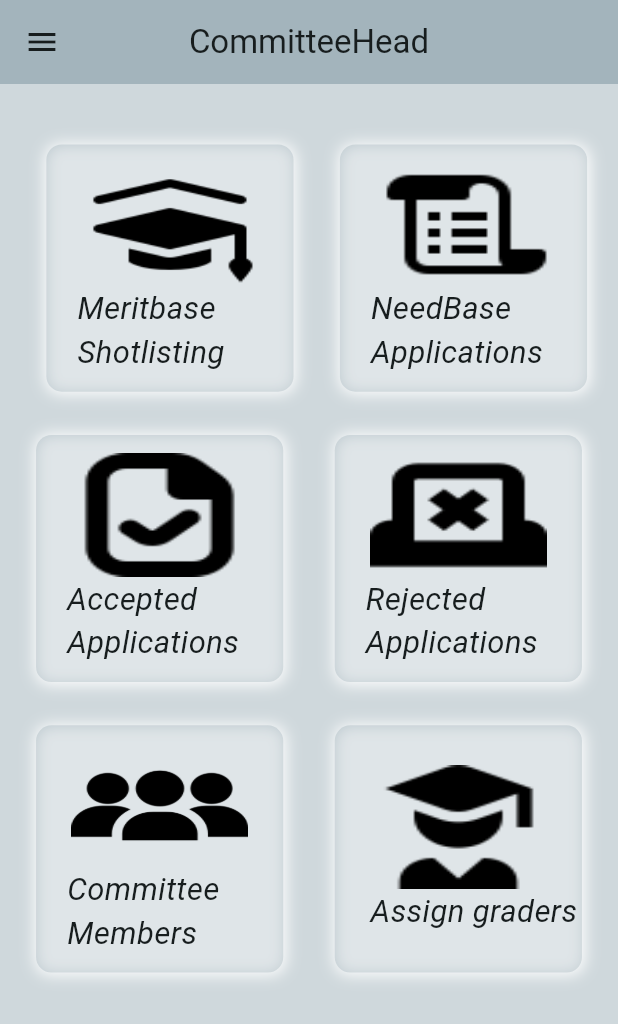
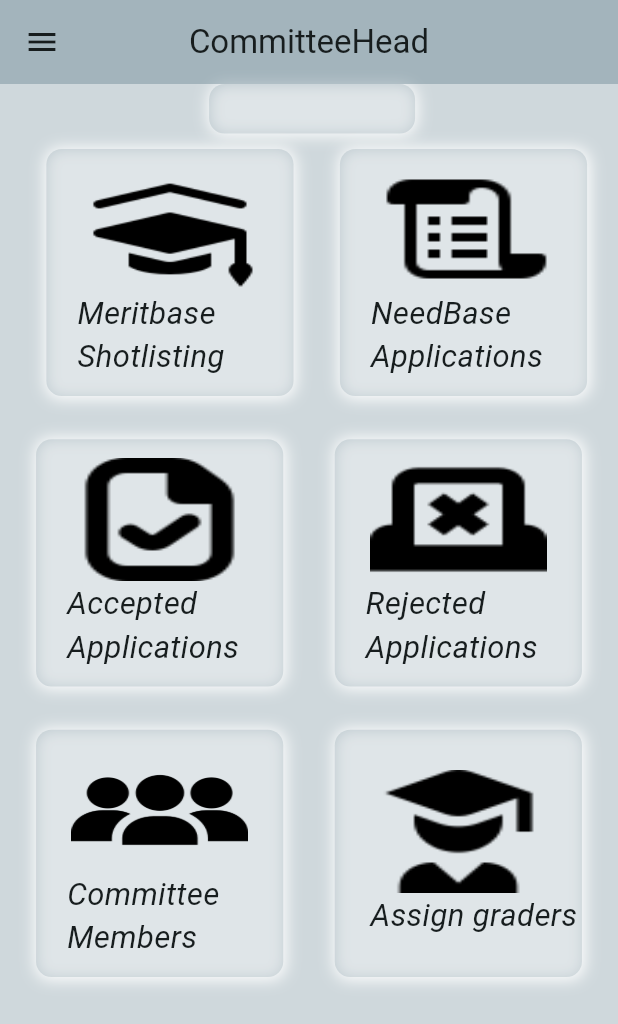
Before and after one commit to AbdulIslam001/FinancialAid, a Flutter app: the CommitteeHeadDashBoard screen opened by its route, on a phone screen of 412 x 824 dp. Shown: the top 1024 px of the screen. Run offline on Flutter 3.47's test engine with Material 3 defaults, Android fonts, the light colour scheme and no system bars; our stand-ins replace another_flushbar, carousel_slider, dio, file_picker, flutter_rating_bar, image_picker and 4 more; missing offline and left inert: insta_image_viewer; accounts and stored records are empty; network calls fail.

Commit message:
Info Container

```diff
--- a/lib/Views/CommitteeHead/CommitteeHeadDashBoard.dart
+++ b/lib/Views/CommitteeHead/CommitteeHeadDashBoard.dart
@@ -222,9 +222,31 @@ class _CommitteeHeadDashBoardState extends State<CommitteeHeadDashBoard> {
           crossAxisAlignment: CrossAxisAlignment.center,
           children: [
             FutureBuilder(future: getSession(), builder: (context, snapshot) {
-              return Padding(
-                padding: EdgeInsets.only(left:CustomSize().customWidth(context)/100),
-                child: Center(child: Text(session,style: TextStyle(fontSize: CustomSize().customHeight(context)/40,fontStyle: FontStyle.italic),)),
+              return Row(
+                mainAxisAlignment:  MainAxisAlignment.spaceAround,
+                children: [
+                  Padding(
+                    padding: EdgeInsets.only(left:CustomSize().customWidth(context)/100),
+                    child: Container(
+                      height: CustomSize().customHeight(context)/25,
+                      width: CustomSize().customWidth(context)/3,
+                      decoration: BoxDecoration(
+                        borderRadius: BorderRadius.circular(CustomSize().customHeight(context)/80),
+                        color: Colors.blueGrey.withOpacity(0.2),
+                        boxShadow: [
+                          BoxShadow(
+                            color: Colors.white,
+                            spreadRadius: CustomSize().customHeight(context)/1000,
+                            blurRadius: CustomSize().customHeight(context)/100,
+                            offset: Offset(CustomSize().customHeight(context)/1400,
+                                CustomSize().customHeight(context)/1400),
+                          ),
+                        ],
+                      ),
+                      child:Center(child: Text(session,style: TextStyle(fontSize: CustomSize().customHeight(context)/70,fontStyle: FontStyle.italic),)),
+                    ),
+                  ),
+                ],
               );
             },),
             Row(
```
Also changed, not shown: lib/Views/Committee/CommitteeDashBoard.dart (+25 -3 lines), lib/Views/Faculty/FacultyDashBoard.dart (+26 -3 lines).
